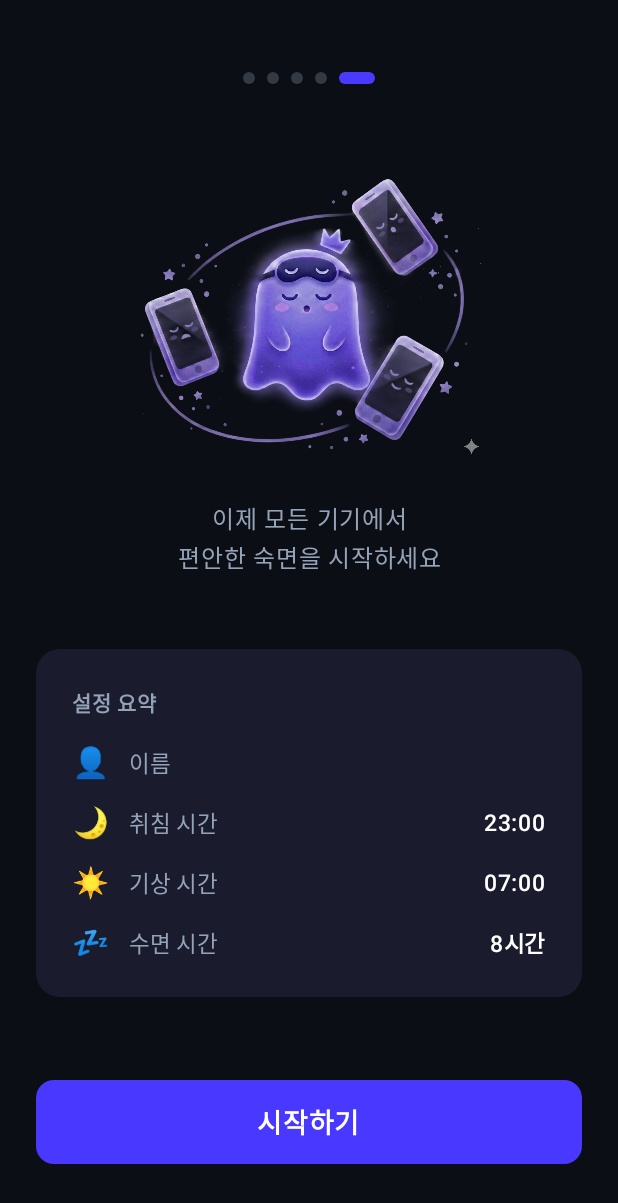
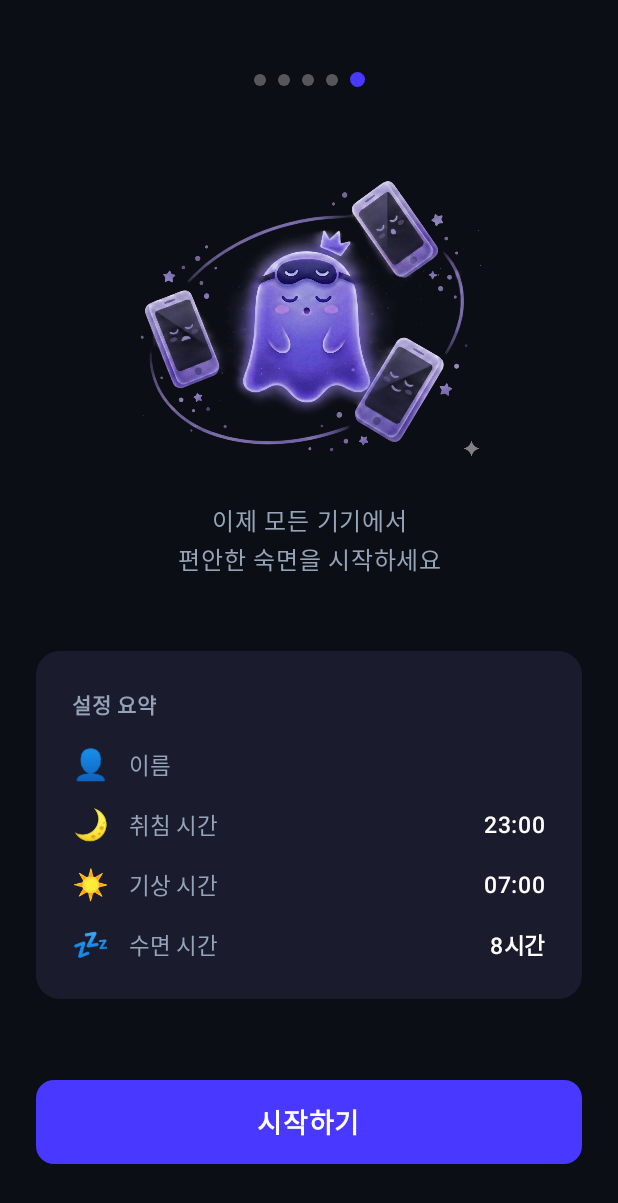
Before and after one commit to dlwngud/AllSleep, an Android app built with Jetpack Compose: the OnboardingCompleteScreen screen opened through its navigation route, on a phone screen of 412 x 824 dp. Shown: the top 1203 px of the screen. Run offline under Robolectric (Android 15) with nearby library versions, the light colour scheme and no system bars; our stand-ins replace Compose Multiplatform resources, Firebase (no records; nobody signed in at launch, a user with empty details on screens opened directly).

Commit message:
refactor(ui): 온보딩/홈 화면 리소스 갱신 및 디자인 시스템 리팩터링
- 앱 전반의 테마 통일을 위해 Color.kt 및 PageIndicator.kt 수정
- 미사용 컴포넌트인 PillButton.kt 제거
- 궤도 허브 UI 연출을 위해 신규 캐릭터 디자인 프레임(character_orbit_*) 병합

```diff
--- a/composeApp/src/commonMain/kotlin/com/wngud/allsleep/ui/components/PageIndicator.kt
+++ b/composeApp/src/commonMain/kotlin/com/wngud/allsleep/ui/components/PageIndicator.kt
@@ -3,21 +3,13 @@ package com.wngud.allsleep.ui.components
 import androidx.compose.foundation.background
 import androidx.compose.foundation.layout.*
 import androidx.compose.foundation.shape.CircleShape
-import androidx.compose.foundation.shape.RoundedCornerShape
+import androidx.compose.material3.MaterialTheme
 import androidx.compose.runtime.Composable
 import androidx.compose.ui.Alignment
 import androidx.compose.ui.Modifier
-import androidx.compose.ui.graphics.Color
+import androidx.compose.ui.draw.clip
 import androidx.compose.ui.unit.dp
-import com.wngud.allsleep.ui.theme.IndicatorInactive
 
-/**
- * 온보딩 페이지 인디케이터
- *
- * @param currentPage 현재 페이지 (0-indexed)
- * @param totalPages 전체 페이지 수
- * @param modifier Modifier
- */
 @Composable
 fun PageIndicator(
     currentPage: Int,
@@ -26,31 +18,22 @@ fun PageIndicator(
 ) {
     Row(
         modifier = modifier,
-        horizontalArrangement = Arrangement.spacedBy(8.dp),
+        horizontalArrangement = Arrangement.Center,
         verticalAlignment = Alignment.CenterVertically
     ) {
         repeat(totalPages) { index ->
-            if (index == currentPage) {
-                // Active indicator (pill shape)
-                Box(
-                    modifier = Modifier
-                        .width(24.dp)
-                        .height(8.dp)
-                        .background(
-                            Color(0xFF4A3AFF),
-                            RoundedCornerShape(percent = 50)
-                        )
-                )
-            } else {
-                // Inactive indicator (circle)
-                Box(
-                    modifier = Modifier
-                        .size(8.dp)
-                        .background(
-                            IndicatorInactive,
-                            CircleShape
-                        )
-                )
+            val isSelected = index == currentPage
+            Box(
+                modifier = Modifier
+                    .size(if (isSelected) 10.dp else 8.dp)
+                    .clip(CircleShape)
+                    .background(
+                        if (isSelected) MaterialTheme.colorScheme.primary
+                        else MaterialTheme.colorScheme.onSurface.copy(alpha = 0.3f)
+                    )
+            )
+            if (index < totalPages - 1) {
+                Spacer(modifier = Modifier.width(8.dp))
             }
         }
     }
--- a/composeApp/src/commonMain/kotlin/com/wngud/allsleep/ui/theme/Color.kt
+++ b/composeApp/src/commonMain/kotlin/com/wngud/allsleep/ui/theme/Color.kt
@@ -38,3 +38,4 @@ val TextTertiary = Color(0xFF64748B)  // 3차 텍스트
 // Indicator Colors
 val IndicatorActive = Color(0xFF4A3AFF)  // 활성 인디케이터
 val IndicatorInactive = Color(0x4D94A3B8)  // 비활성 인디케이터 (30% opacity)
+val IndicatorSynced = Color(0xFF13EC5B)  // 기기 동기화 (초록색) 인디케이터
```
Also changed, not shown: composeApp/src/commonMain/kotlin/com/wngud/allsleep/ui/components/PillButton.kt (deleted, +0 -50 lines), composeApp/src/commonMain/composeResources/drawable/character_orbit_bg.jpg (added), composeApp/src/commonMain/composeResources/drawable/character_orbit_no_bg.png (added).
